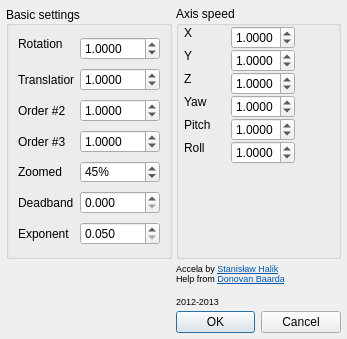
This is ftnoir_filter_accela/ftnoir_accela_filtercontrols.ui in opentrack/opentrack as Qt 5 draws it before an edit. The edited form follows.
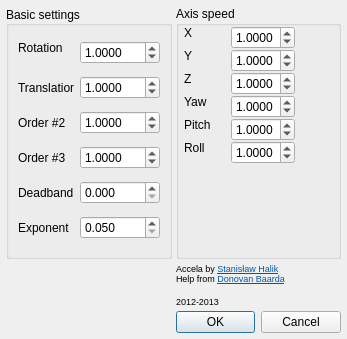
This is the edited form. Icons and pictures are not drawn.

Diff of the .ui file:
```diff
--- a/ftnoir_filter_accela/ftnoir_accela_filtercontrols.ui
+++ b/ftnoir_filter_accela/ftnoir_accela_filtercontrols.ui
@@ -78,6 +78,9 @@
       <set>Qt::AlignLeading|Qt::AlignLeft|Qt::AlignVCenter</set>
      </property>
      <layout class="QFormLayout" name="formLayout_2">
+      <property name="fieldGrowthPolicy">
+       <enum>QFormLayout::ExpandingFieldsGrow</enum>
+      </property>
       <item row="0" column="0">
        <widget class="QLabel" name="label_2">
         <property name="sizePolicy">
@@ -161,75 +164,6 @@
        </widget>
       </item>
       <item row="4" column="0">
-       <widget class="QLabel" name="lblSensYaw_5">
-        <property name="sizePolicy">
-         <sizepolicy hsizetype="Fixed" vsizetype="Expanding">
-          <horstretch>0</horstretch>
-          <verstretch>0</verstretch>
-         </sizepolicy>
-        </property>
-        <property name="minimumSize">
-         <size>
-          <width>25</width>
-          <height>0</height>
-         </size>
-        </property>
-        <property name="maximumSize">
-         <size>
-          <width>150</width>
-          <height>16777215</height>
-         </size>
-        </property>
-        <property name="styleSheet">
-         <string notr="true">color:#0;
-background:none;</string>
-        </property>
-        <property name="text">
-         <string>Zoomed</string>
-        </property>
-       </widget>
-      </item>
-      <item row="4" column="1">
-       <widget class="QSpinBox" name="spinZoom">
-        <property name="sizePolicy">
-         <sizepolicy hsizetype="Expanding" vsizetype="Maximum">
-          <horstretch>0</horstretch>
-          <verstretch>0</verstretch>
-         </sizepolicy>
-        </property>
-        <property name="minimumSize">
-         <size>
-          <width>20</width>
-          <height>22</height>
-         </size>
-        </property>
-        <property name="styleSheet">
-         <string notr="true">background:none;</string>
-        </property>
-        <property name="alignment">
-         <set>Qt::AlignLeading|Qt::AlignLeft|Qt::AlignVCenter</set>
-        </property>
-        <property name="readOnly">
-         <bool>false</bool>
-        </property>
-        <property name="suffix">
-         <string>%</string>
-        </property>
-        <property name="minimum">
-         <number>0</number>
-        </property>
-        <property name="maximum">
-         <number>200</number>
-        </property>
-        <property name="singleStep">
-         <number>1</number>
-        </property>
-        <property name="value">
-         <number>45</number>
-        </property>
-       </widget>
-      </item>
-      <item row="5" column="0">
        <widget class="QLabel" name="lblSensYaw_6">
         <property name="sizePolicy">
          <sizepolicy hsizetype="Fixed" vsizetype="Expanding">
@@ -258,7 +192,7 @@
         </property>
        </widget>
       </item>
-      <item row="5" column="1">
+      <item row="4" column="1">
        <widget class="QDoubleSpinBox" name="deadzone">
         <property name="sizePolicy">
          <sizepolicy hsizetype="Expanding" vsizetype="Maximum">
@@ -286,14 +220,14 @@
         </property>
        </widget>
       </item>
-      <item row="6" column="0">
+      <item row="5" column="0">
        <widget class="QLabel" name="label_10">
         <property name="text">
          <string>Exponent</string>
         </property>
        </widget>
       </item>
-      <item row="6" column="1">
+      <item row="5" column="1">
        <widget class="QDoubleSpinBox" name="expt">
         <property name="sizePolicy">
          <sizepolicy hsizetype="Expanding" vsizetype="Fixed">
```
Left out of the diff: 141 changed lines with no effect on the pictures.
